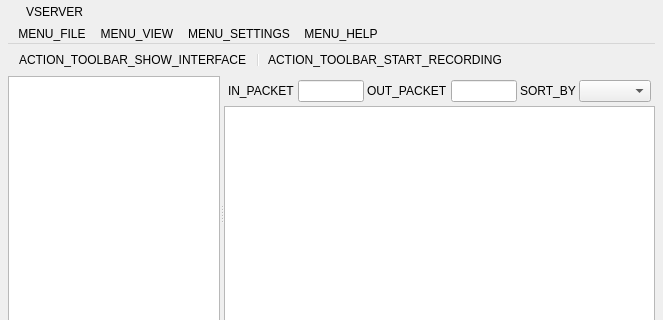
The window that gui/forms/CustomWindow.ui (roysuman/DatabaseStub) describes before a commit, drawn with Qt 5; both pictures show x 0 to 663 and y 0 to 320 of the 663 by 681 pixel window.
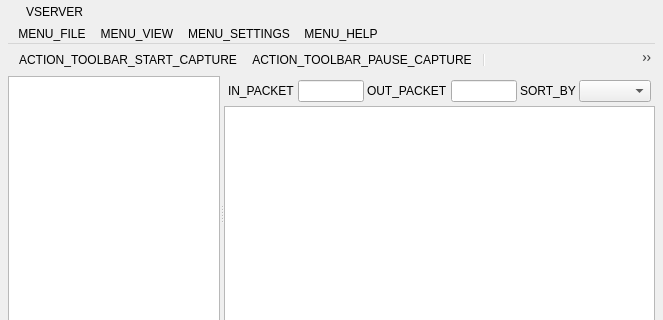
The same window after the commit. Icons and pictures are not drawn.

Commit message: live capture now only write to r-buff pending

```diff
--- a/gui/forms/CustomWindow.ui
+++ b/gui/forms/CustomWindow.ui
@@ -606,9 +606,14 @@
          <property name="acceptDrops">
           <bool>true</bool>
          </property>
+         <addaction name="ACTION_TOOLBAR_START_CAPTURE"/>
+         <addaction name="ACTION_TOOLBAR_PAUSE_CAPTURE"/>
+         <addaction name="separator"/>
          <addaction name="ACTION_TOOLBAR_SHOW_INTERFACE"/>
+         <addaction name="ACTION_TOOLBAR_SHOW_PROTOCOLS"/>
          <addaction name="separator"/>
          <addaction name="ACTION_TOOLBAR_START_SERVER"/>
+         <addaction name="ACTION_TOOLBAR_STOP_SERVER"/>
         </widget>
         <widget class="QWidget" name="page"/>
        </widget>
@@ -685,6 +690,38 @@
     <string>&lt;html&gt;&lt;head/&gt;&lt;body&gt;&lt;p&gt;ACTION_TOOLBAR_SHOW_INTERFACE&lt;/p&gt;&lt;/body&gt;&lt;/html&gt;</string>
    </property>
   </action>
+  <action name="ACTION_TOOLBAR_START_CAPTURE">
+   <property name="text">
+    <string>ACTION_TOOLBAR_START_CAPTURE</string>
+   </property>
+   <property name="toolTip">
+    <string>&lt;html&gt;&lt;head/&gt;&lt;body&gt;&lt;p&gt;ACTION_TOOLBAR_START_CAPTURE&lt;/p&gt;&lt;/body&gt;&lt;/html&gt;</string>
+   </property>
+  </action>
+  <action name="ACTION_TOOLBAR_PAUSE_CAPTURE">
+   <property name="text">
+    <string>ACTION_TOOLBAR_PAUSE_CAPTURE</string>
+   </property>
+   <property name="toolTip">
+    <string>&lt;html&gt;&lt;head/&gt;&lt;body&gt;&lt;p&gt;ACTION_TOOLBAR_PAUSE_CAPTURE&lt;/p&gt;&lt;/body&gt;&lt;/html&gt;</string>
+   </property>
+  </action>
+  <action name="ACTION_TOOLBAR_SHOW_PROTOCOLS">
+   <property name="text">
+    <string>ACTION_TOOLBAR_SHOW_PROTOCOLS</string>
+   </property>
+   <property name="toolTip">
+    <string>&lt;html&gt;&lt;head/&gt;&lt;body&gt;&lt;p&gt;ACTION_TOOLBAR_SHOW_PROTOCOLS&lt;/p&gt;&lt;/body&gt;&lt;/html&gt;</string>
+   </property>
+  </action>
+  <action name="ACTION_TOOLBAR_STOP_SERVER">
+   <property name="text">
+    <string>ACTION_TOOLBAR_STOP_SERVER</string>
+   </property>
+   <property name="toolTip">
+    <string>&lt;html&gt;&lt;head/&gt;&lt;body&gt;&lt;p&gt;ACTION_TOOLBAR_STOP_SERVER&lt;/p&gt;&lt;/body&gt;&lt;/html&gt;</string>
+   </property>
+  </action>
   <action name="ACTION_TOOLBAR_START_RECORDING">
    <property name="text">
     <string>ACTION_TOOLBAR_START_RECORDING</string>
```
Left out of the diff: 2 changed lines with no effect on the pictures. The commit also changes 14 other files.
